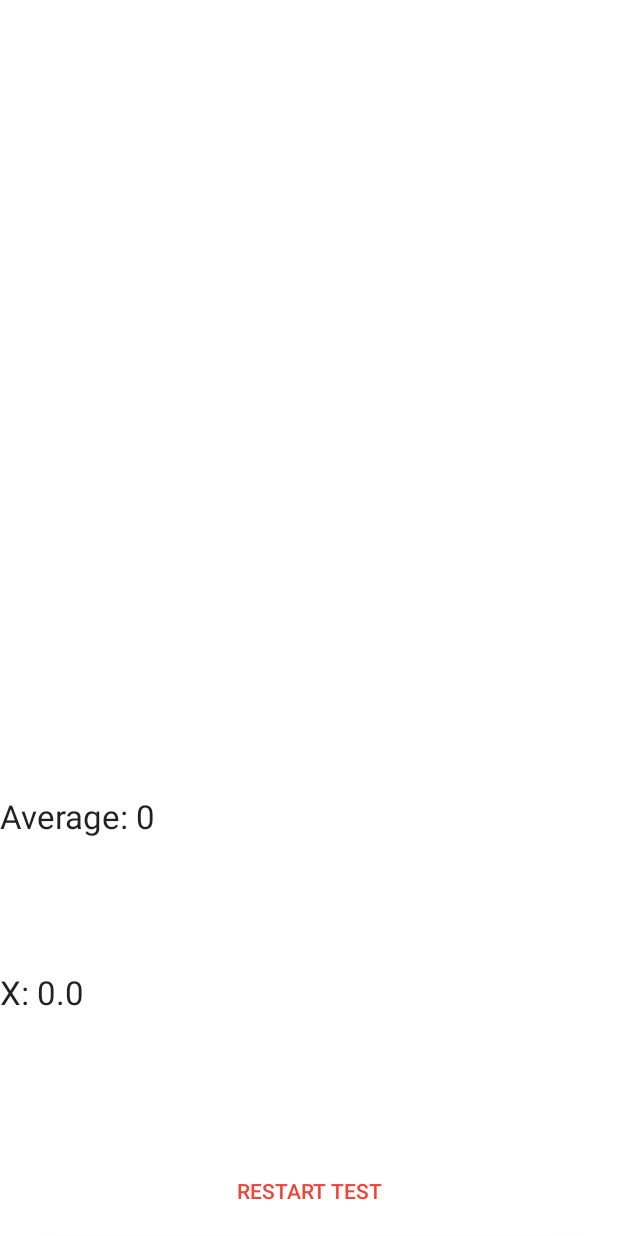
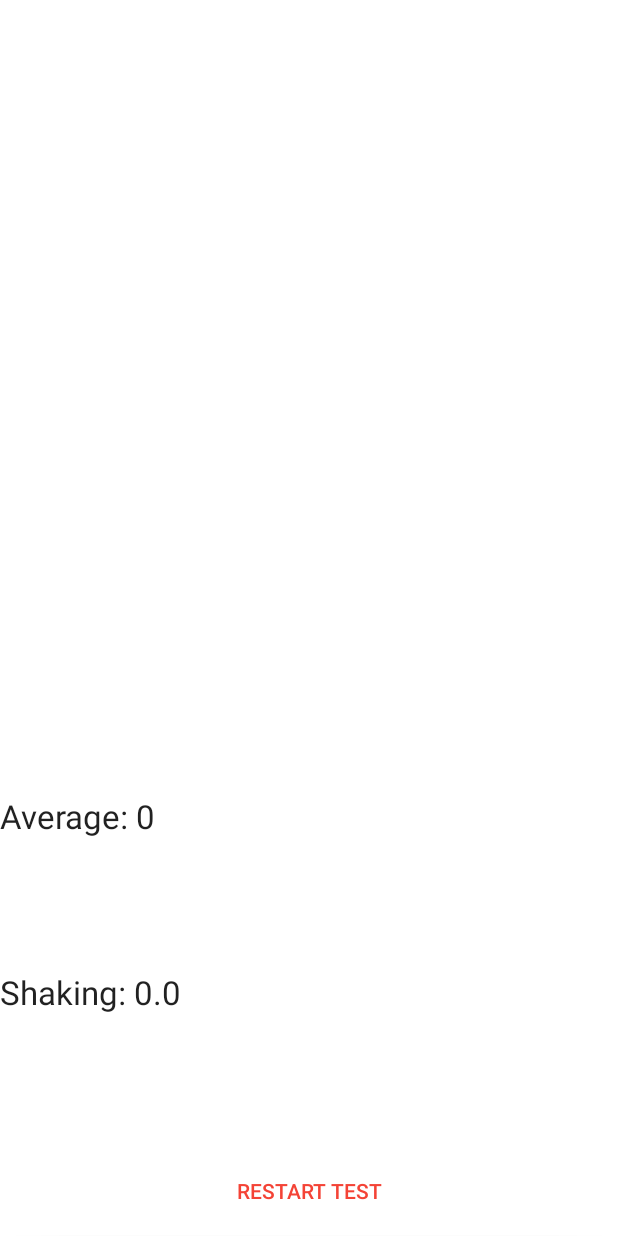
Before and after one commit to CUBoulder-2017-IML4HCI/virtual-service-dog, an Android app: the layout donelayout.xml on its own in the app's theme, with its tools: preview values and no code run, on a phone screen of 412 x 824 dp. Run offline under Robolectric (Android 15) with nearby library versions, the phone set to English and light mode, and no system bars.

Commit message:
display shaking degree on recording page

```diff
--- a/app/src/main/java/com/vsd/virtualservicedog/HeartRateMonitor.java
+++ b/app/src/main/java/com/vsd/virtualservicedog/HeartRateMonitor.java
@@ -378,6 +378,8 @@ public class HeartRateMonitor extends AppCompatActivity implements SensorEventLi
                 int beatsAvg = (beatsArrayAvg / beatsArrayCnt);
                 text.setText(String.valueOf(beatsAvg));
 
+                //add shaking
+                currentX.setText("Detecting shaking: "+String.valueOf(deltaXMax));
                 series.add(nofdpoints, beatsAvg);
 
                 nofdpoints++;
--- a/app/src/main/res/layout/donelayout.xml
+++ b/app/src/main/res/layout/donelayout.xml
@@ -28,7 +28,7 @@
         android:layout_width="match_parent"
         android:layout_height="wrap_content"
         android:layout_weight="0.1"
-        android:text="X: 0.0"
+        android:text="Shaking: 0.0"
         android:textAppearance="@android:style/TextAppearance.Large"
         />
 
```
